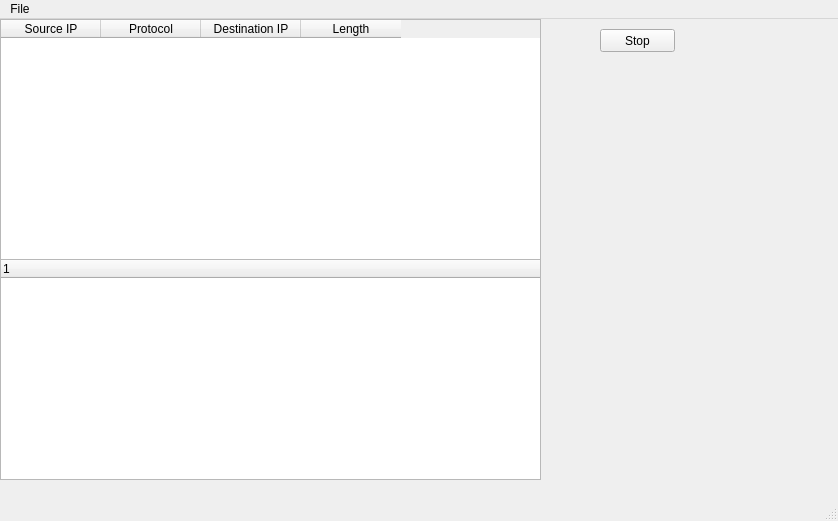
Above: scapygui/main.ui from Steven147/information-security-contest before the change. Below: the same form after it.
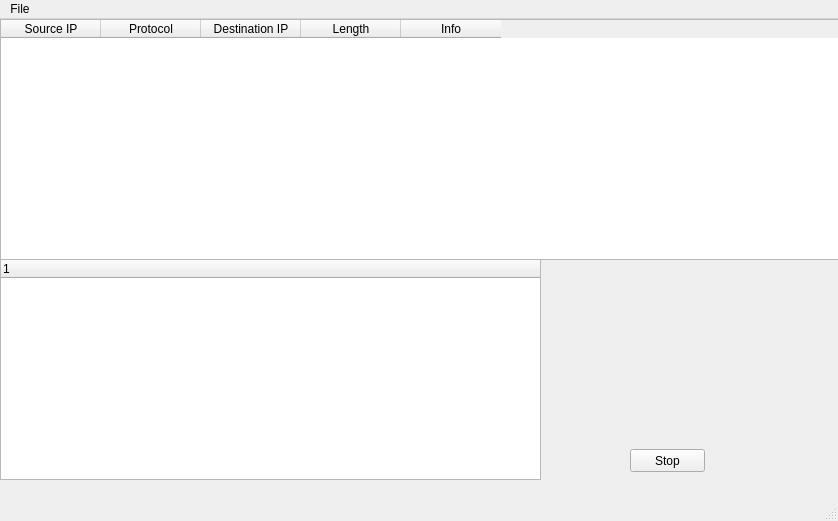
That is the form after the change.

```diff
--- a/scapygui/main.ui
+++ b/scapygui/main.ui
@@ -19,7 +19,7 @@
      <rect>
       <x>0</x>
       <y>0</y>
-      <width>541</width>
+      <width>841</width>
       <height>241</height>
      </rect>
     </property>
@@ -43,6 +43,11 @@
       <string>Length</string>
      </property>
     </column>
+    <column>
+     <property name="text">
+      <string>Info</string>
+     </property>
+    </column>
    </widget>
    <widget class="QTreeWidget" name="analysis">
     <property name="geometry">
@@ -62,8 +67,8 @@
    <widget class="QPushButton" name="sniffStop">
     <property name="geometry">
      <rect>
-      <x>600</x>
-      <y>10</y>
+      <x>630</x>
+      <y>430</y>
       <width>75</width>
       <height>23</height>
      </rect>
```
